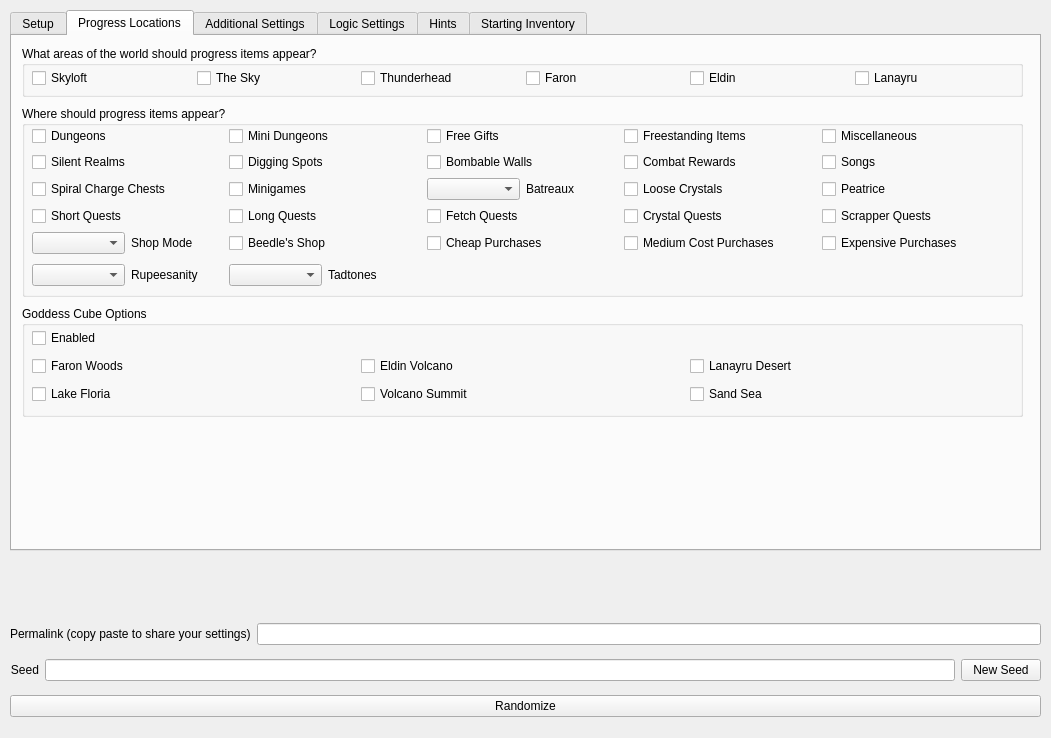
This is gui/randogui.ui in ssrando/ssrando as Qt 5 draws it before an edit. The edited form follows.
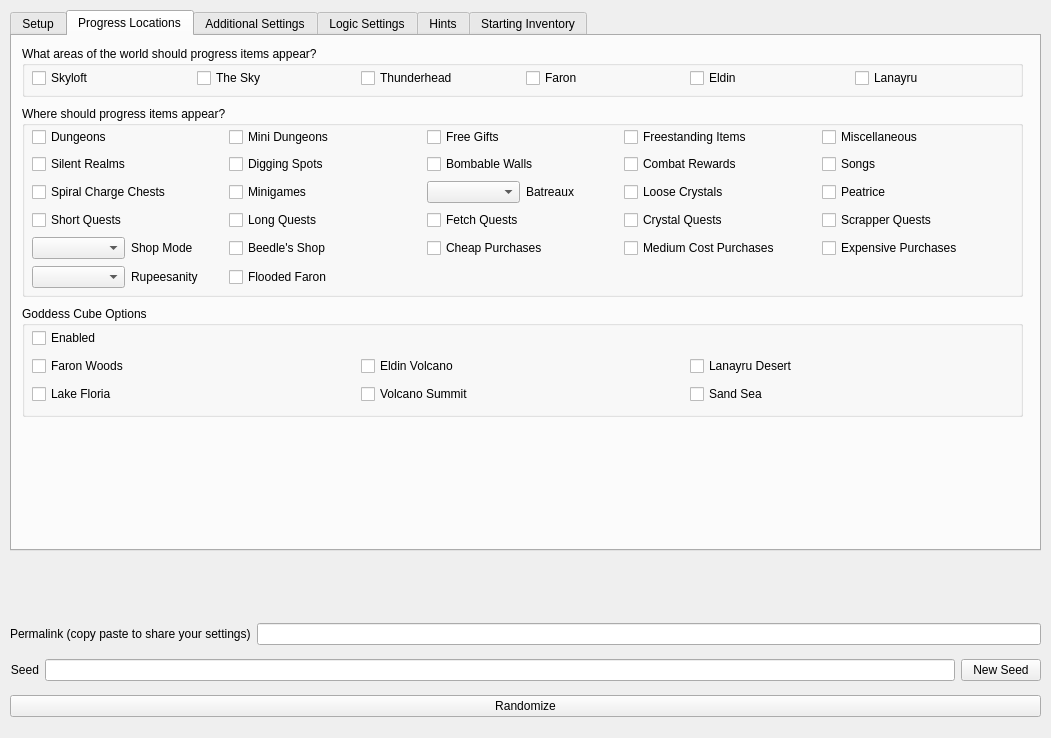
This is the edited form.

Commit message: Replace Tadtones option with banned type

Patch:
```diff
--- a/gui/randogui.ui
+++ b/gui/randogui.ui
@@ -657,18 +657,11 @@
          </layout>
         </item>
         <item row="6" column="2">
-         <layout class="QHBoxLayout" name="horizontalLayout_13">
-          <item>
-           <widget class="QComboBox" name="option_tadtones"/>
-          </item>
-          <item>
-           <widget class="QLabel" name="label_for_option_tadtones_3">
+         <widget class="QCheckBox" name="progression_flooded_faron">
             <property name="text">
-             <string>Tadtones</string>
-            </property>
-           </widget>
-          </item>
-         </layout>
+           <string>Flooded Faron</string>
+          </property>
+         </widget>
         </item>
        </layout>
       </widget>
```
Lines whose indentation alone changed are shown as unchanged. The commit also changes 6 other files.
